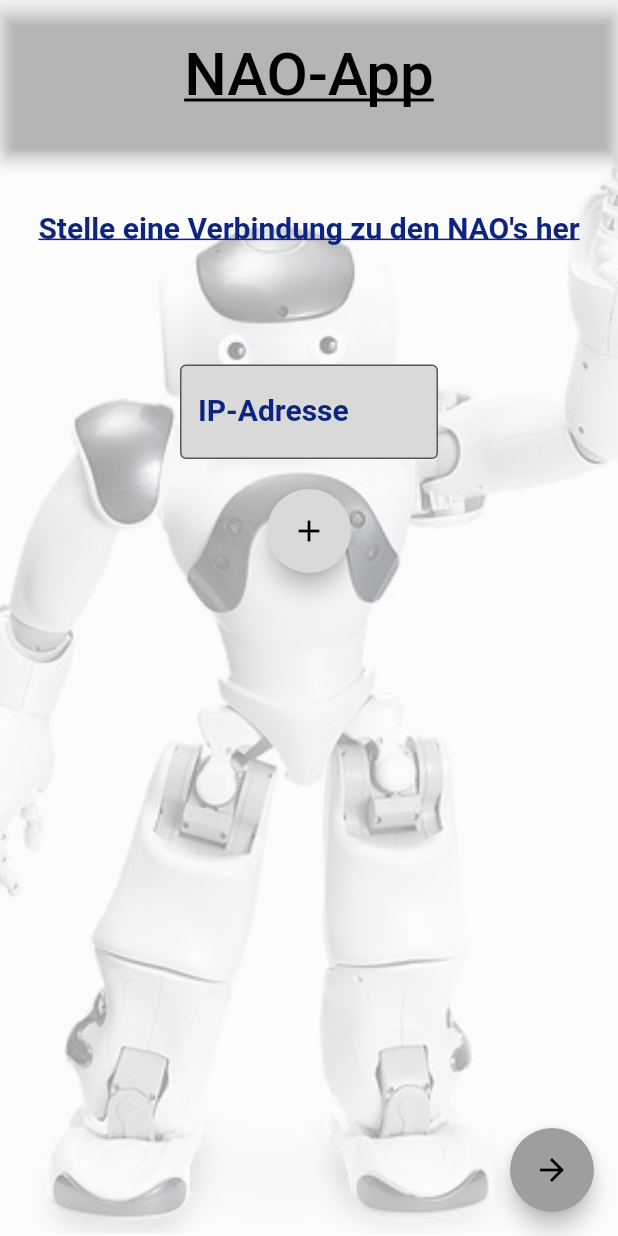
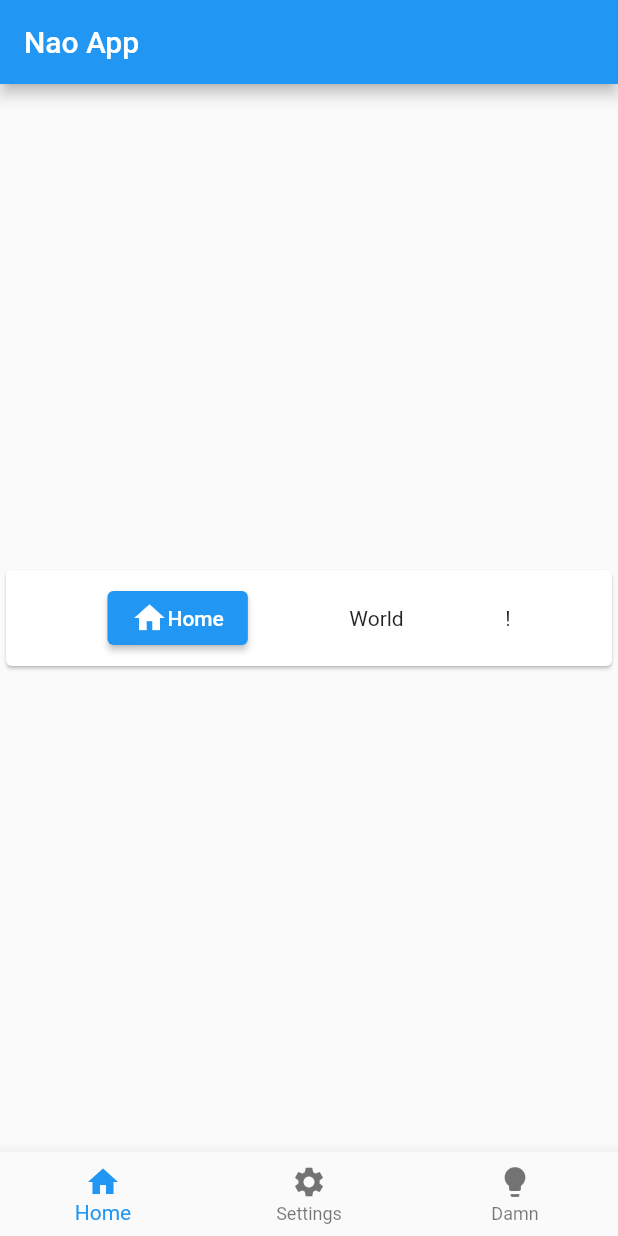
Before and after one commit to sbaer2306/NAO-APP, a Flutter app: the screen it shows after launch, on a phone screen of 412 x 824 dp. Run offline on Flutter 3.47's test engine with Material 2 defaults, Android fonts, the phone set to English and light mode, and no system bars.

Commit message:
added: basic navigation

```diff
--- a/lib/my_app.dart
+++ b/lib/my_app.dart
@@ -1,17 +1,53 @@
 import 'package:flutter/material.dart';
-import 'pages/connecting_view.dart';
+import 'pages/home_page.dart';
 
-class MyApp extends StatelessWidget {
-  const MyApp({super.key});
+class MyAppState extends State<MyApp> {
+  int selectedPageIndex = 0;
+
+  final List<Widget> pages = [
+    const HomePage(),
+    const Text("foobar"),
+    const Text("barbar"),
+  ];
+
+  void onTap(int i) {
+    setState(() {
+      selectedPageIndex = i;
+    });
+  }
+
+  @override
+  void initState() {
+    super.initState();
+  }
 
   @override
   Widget build(BuildContext context) {
     return MaterialApp(
-      title: 'NAO-App',
-      theme: ThemeData(
-        primarySwatch: Colors.grey,
-      ),
-      home: const MyHomePage(title: "NAO-App"),
-    );
+        title: "Nao App",
+        theme: ThemeData(primaryColor: Colors.purple),
+        home: Scaffold(
+            appBar: AppBar(
+              title: const Text("Nao App"),
+            ),
+            body: pages.elementAt(selectedPageIndex),
+            bottomNavigationBar: BottomNavigationBar(
+              items: const [
+                BottomNavigationBarItem(icon: Icon(Icons.home), label: "Home"),
+                BottomNavigationBarItem(
+                    icon: Icon(Icons.settings), label: "Settings"),
+                BottomNavigationBarItem(
+                    icon: Icon(Icons.lightbulb), label: "Damn"),
+              ],
+              currentIndex: selectedPageIndex,
+              onTap: onTap,
+            )));
   }
 }
+
+class MyApp extends StatefulWidget {
+  const MyApp({Key? key}) : super(key: key);
+
+  @override
+  MyAppState createState() => MyAppState();
+}
--- /dev/null
+++ b/lib/pages/home_page.dart
@@ -0,0 +1,48 @@
+import 'package:flutter/material.dart';
+
+class HomePage extends StatelessWidget {
+  const HomePage({Key? key}) : super(key: key);
+
+  @override
+  Widget build(BuildContext context) {
+    void promptDialog() {
+      showDialog(
+          context: context,
+          builder: (BuildContext context) {
+            return AlertDialog(
+              title: const Text("Dialog Title"),
+              content: const Text("Dialog Content"),
+              actions: [
+                TextButton(
+                    child: const Text("Ok"),
+                    onPressed: () {
+                      Navigator.of(context).pop();
+                    }),
+                TextButton(
+                    onPressed: () {
+                      Navigator.of(context).pop();
+                    },
+                    child: const Text("Close"))
+              ],
+            );
+          });
+    }
+
+    return Center(
+        child: Card(
+            child:
+                ButtonBar(alignment: MainAxisAlignment.spaceEvenly, children: [
+      ElevatedButton(
+        onPressed: promptDialog,
+        child: Row(
+          children: const [
+            Icon(Icons.home),
+            Text("Home"),
+          ],
+        ),
+      ),
+      const Text("World"),
+      const Text("!")
+    ])));
+  }
+}
```
Also changed, not shown: lib/ui_elements/bottom_navbar.dart (+7 -5 lines).
